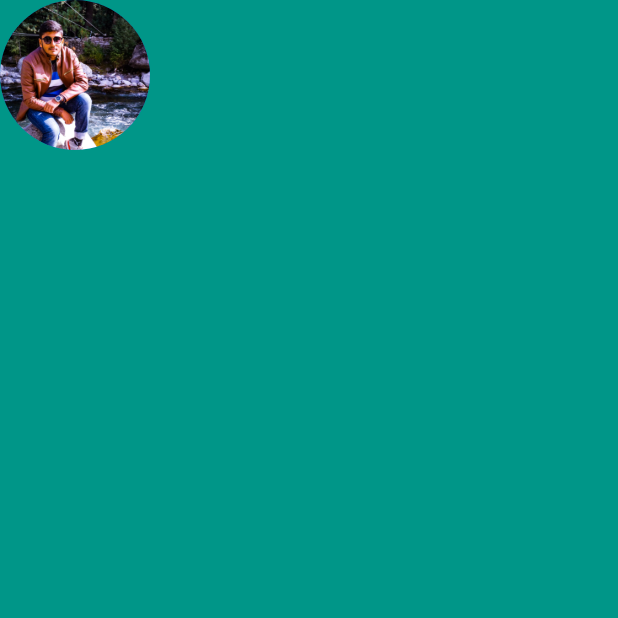
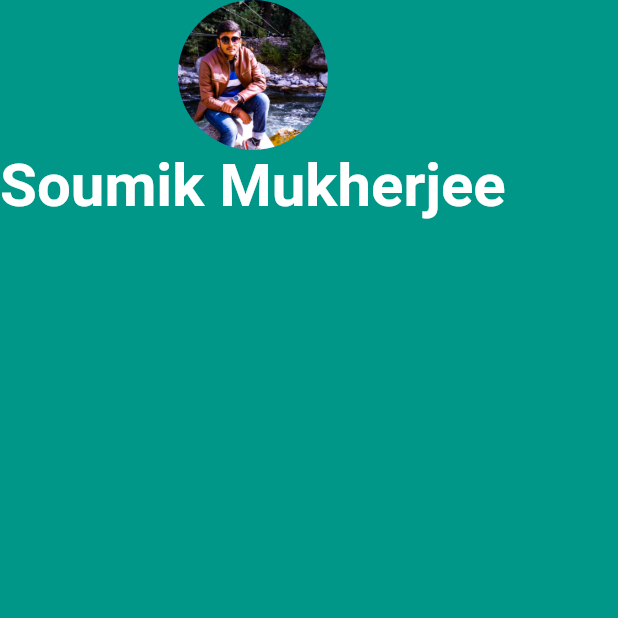
Before and after one commit to Procoder16/mi_card, a Flutter app: the screen it shows after launch, on a phone screen of 412 x 824 dp, the top half of it. Run offline on Flutter 3.47's test engine with Material 2 defaults, Android fonts, the phone set to English and light mode, and no system bars.

Commit message:
added text and edited it

```diff
--- a/lib/main.dart
+++ b/lib/main.dart
@@ -19,6 +19,14 @@ class MyApp extends StatelessWidget {
                 radius: 50.0,
                 backgroundImage: AssetImage('images/soumik.jpg'),
               ),
+              Text(
+                'Soumik Mukherjee',
+                style: TextStyle(
+                  fontWeight: FontWeight.bold,
+                  fontSize: 40.0,
+                  color: Colors.white,
+                ),
+              ),
             ],
           ),
         ),
```
